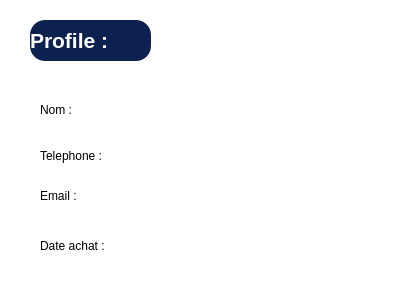
This is fournisseurprofilewindow.ui in ProjetCpp-2425/projetcpp-smart-clothing-store as Qt 5 draws it before an edit. The edited form follows.
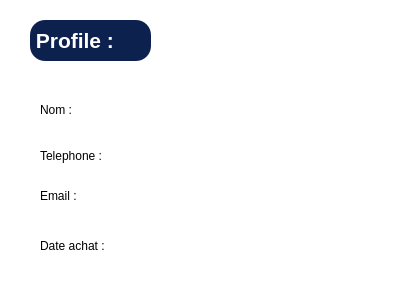
This is the edited form.

What changed in the file:
```diff
--- a/fournisseurprofilewindow.ui
+++ b/fournisseurprofilewindow.ui
@@ -132,7 +132,7 @@
 border-radius: 15px; </string>
    </property>
    <property name="text">
-    <string>Profile :</string>
+    <string> Profile :</string>
    </property>
   </widget>
   <widget class="QLabel" name="achatDateLabel">
```
